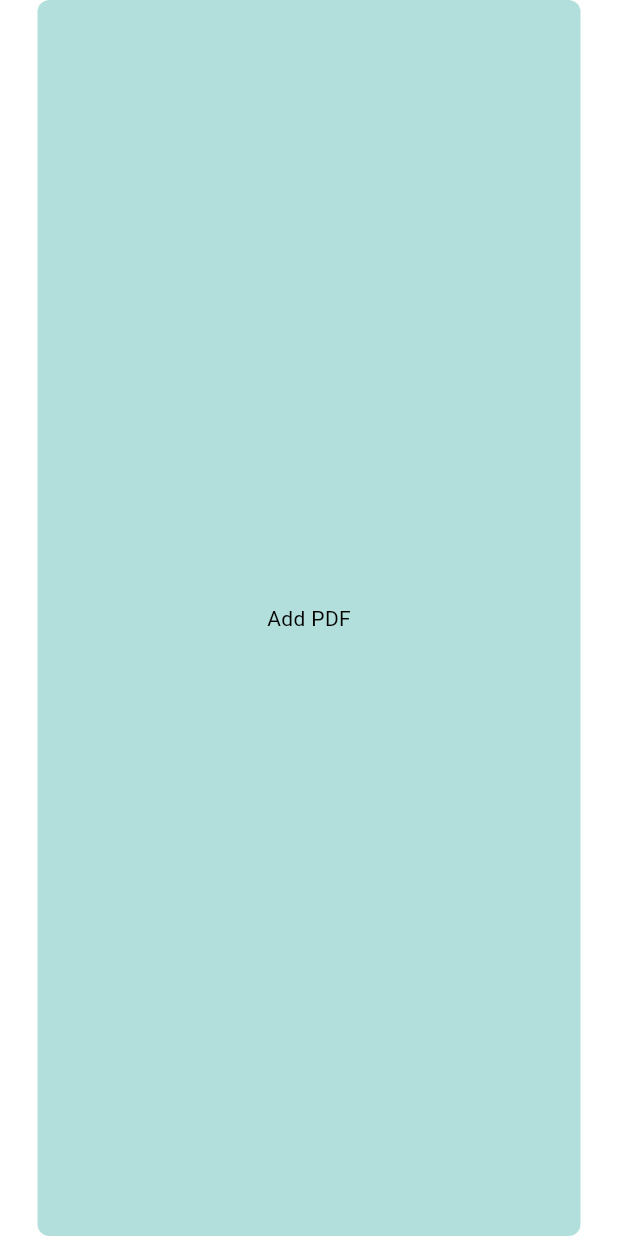
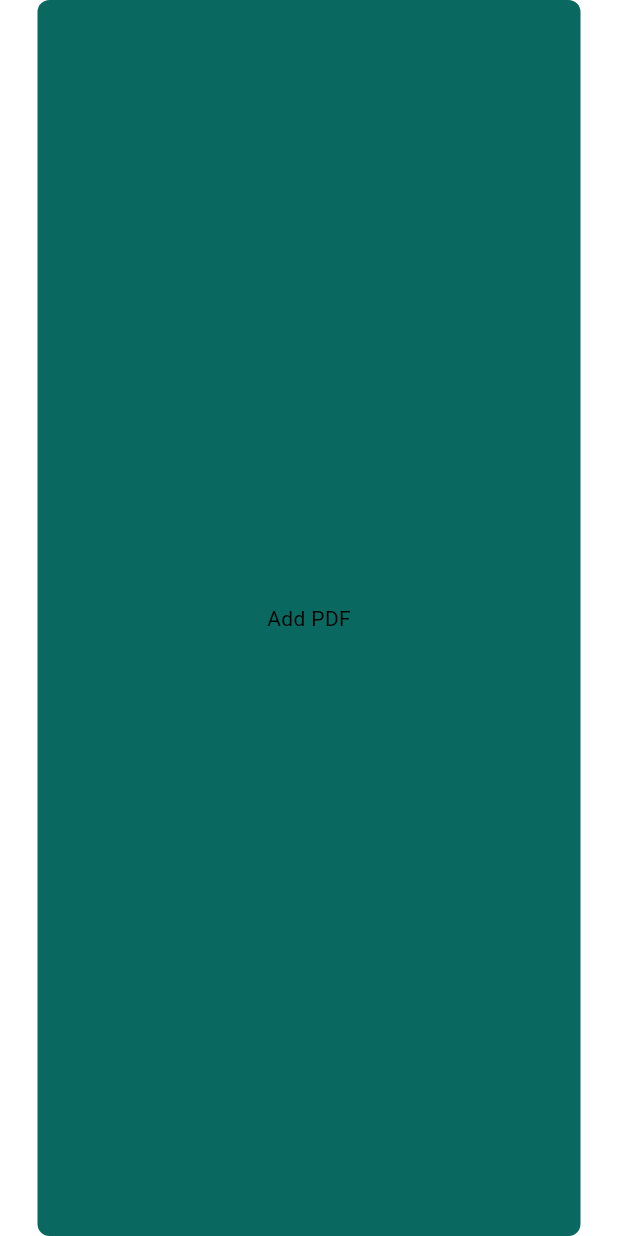
Before and after one commit to souvik-blade/COLABB, a Flutter app: the UploadButton widget shown alone on an empty page, opened directly, on a phone screen of 412 x 824 dp. Run offline on Flutter 3.47's test engine with Material 3 defaults, Android fonts, the phone set to English and light mode, and no system bars; our stand-ins replace cloud_firestore, firebase_auth, firebase_core; missing offline and left inert: vph_web_date_picker; accounts and stored records are empty.

Commit message:
fixed the the parent data widget error from both addmin assignment and user assignment page.  And swapped the add pdf and upload button.

```diff
--- a/lib/components/upload_button.dart
+++ b/lib/components/upload_button.dart
@@ -3,20 +3,19 @@ import 'package:flutter/material.dart';
 class UploadButton extends StatelessWidget {
   final String text;
   final void Function()? onTap;
-  UploadButton({required this.text, required this.onTap});
+  const UploadButton({super.key, required this.text, required this.onTap});
 
   @override
   Widget build(BuildContext context) {
     return GestureDetector(
       onTap: onTap,
-      child: Expanded(
-        child: Container(
-          padding: EdgeInsets.all(25),
-          margin: EdgeInsets.symmetric(horizontal: 25),
-          decoration: BoxDecoration(
-              color: Colors.teal[100], borderRadius: BorderRadius.circular(8)),
-          child: Center(child: Text(text)),
-        ),
+      child: Container(
+        padding: EdgeInsets.all(25),
+        margin: EdgeInsets.symmetric(horizontal: 25),
+        decoration: BoxDecoration(
+            color: const Color.fromARGB(255, 9, 104, 96),
+            borderRadius: BorderRadius.circular(8)),
+        child: Center(child: Text(text)),
       ),
     );
   }
--- a/lib/pages/assignments_page.dart
+++ b/lib/pages/assignments_page.dart
@@ -1,7 +1,6 @@
 import 'package:cloud_firestore/cloud_firestore.dart';
 import 'package:colabb/components/assignment_tile.dart';
 import 'package:flutter/material.dart';
-import '../components/my_bottomappbar.dart';
 
 class AssignmentPage extends StatelessWidget {
   static const String id = "assignmentid";
```
Also changed, not shown: lib/admin_pages/admin_assignmentpage.dart (+9 -7 lines), lib/components/assignment_tile.dart (+2 -6 lines).
